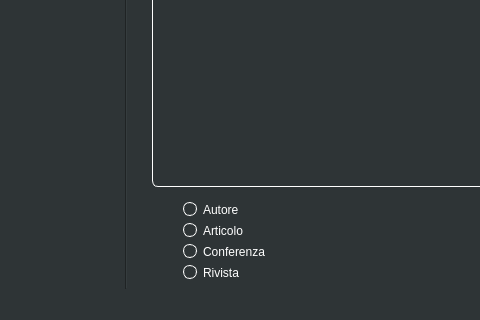
Qt form Progetto/mainwindow.ui (simoven/ProgettoPO) before a commit; both pictures show x 0 to 480 and y 320 to 640 of the 1061 by 640 pixel window.
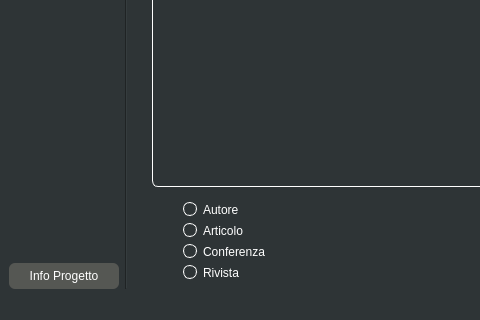
The same form after that commit. The open tabs and pages were chosen to show the change. Icons and pictures are not drawn.

Patch:
```diff
--- a/Progetto/mainwindow.ui
+++ b/Progetto/mainwindow.ui
@@ -90,6 +90,16 @@
 	border-radius : 6px;
 	color : white;
 	background-color : rgb(136, 138, 133);
+}
+
+QListWidget::indicator {
+	border :  1px solid white;
+	border-radius : 3px;
+}
+
+QListWidget::indicator:checked {
+	border : none;
+	image: url(:/res/check2.png);
 }</string>
   </property>
   <widget class="QWidget" name="centralwidget">
@@ -204,6 +214,19 @@
         </property>
        </spacer>
       </item>
+      <item>
+       <widget class="QPushButton" name="infoProgButton">
+        <property name="minimumSize">
+         <size>
+          <width>110</width>
+          <height>26</height>
+         </size>
+        </property>
+        <property name="text">
+         <string>Info Progetto</string>
+        </property>
+       </widget>
+      </item>
      </layout>
     </item>
     <item>
```
Left out of the diff: 11 changed lines with no effect on the pictures.
